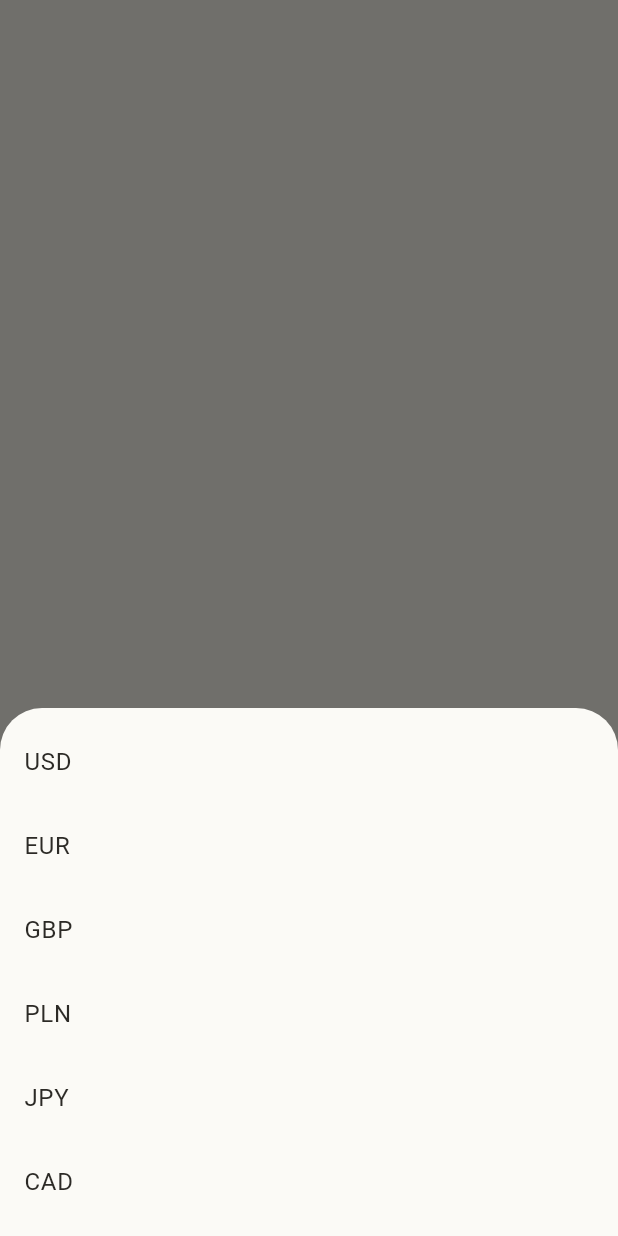
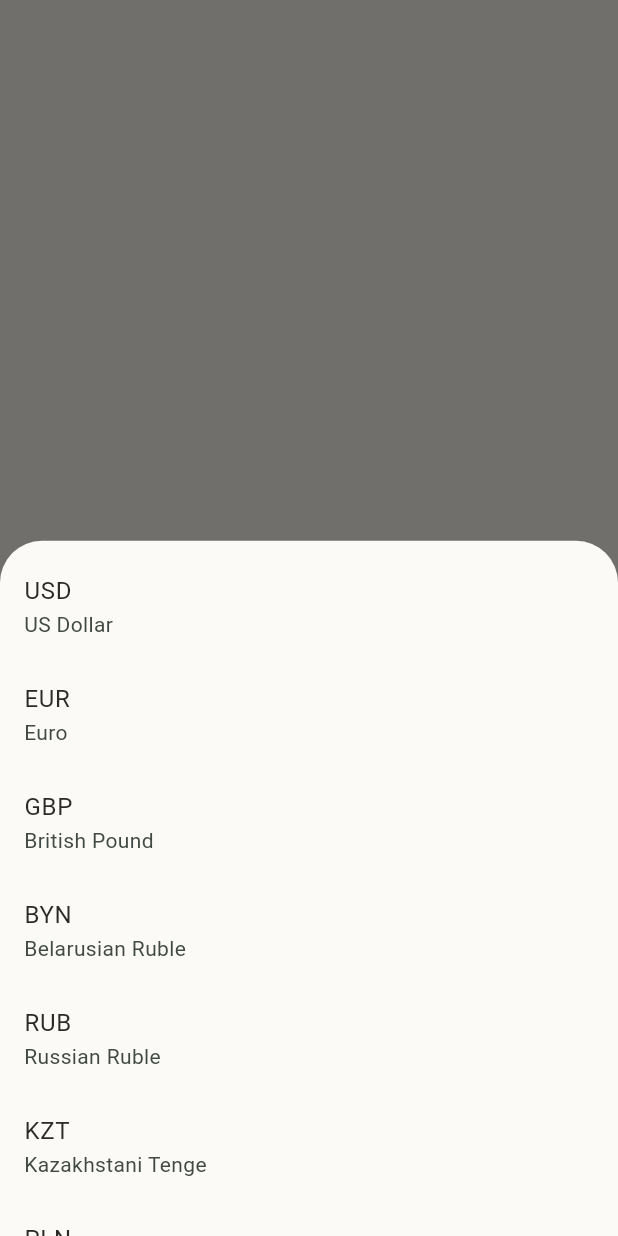
Before and after one commit to Pupp3t33r/LifeOS, a Flutter app: what pickCurrency() shows on an empty page, opened directly with empty values, on a phone screen of 412 x 824 dp. Run offline on Flutter 3.47's test engine with Material 3 defaults, Android fonts, the phone set to English and light mode, and no system bars; our stand-ins replace dio, drift, drift_flutter, flutter_riverpod, flutter_secure_storage, go_router and 1 more; missing offline and left inert: oidc, oidc_default_store; accounts and stored records are empty; generated files the repository leaves out were written again; Roboto replaces fonts that are missing (Spline Sans); statements that could not run were skipped.

Commit message:
feat(wallet): currency pool (BYN/RUB/KZT) + stable Home cockpit header
Centralize the three duplicated currency lists (onboarding, add-entry,
recurring) into one shared pool and add Belarusian Ruble, Russian Ruble,
and Kazakhstani Tenge — names in the pickers, Br/₽/₸ symbols in formatting.
Structured so a future "curate my currencies" preference has one hook.

Restructure the period header into a right-anchored nav cluster: the title
fills the left; the ‹ › chevrons and the status/Current pill sit in a
fixed-width right slot, so the chevrons no longer shift with the month name
and the pill's right edge lines up with the cards below.

Co-Authored-By: Claude Opus 4.8 (1M context) <noreply@anthropic.com>

```diff
--- /dev/null
+++ b/apps/wallet/lib/features/money/domain/currencies.dart
@@ -0,0 +1,21 @@
+/// The currency pool offered in pickers (onboarding, add-entry, recurring). Hardcoded
+/// for now; a future preference will let the user curate which currencies they see
+/// (ADR-0013/0015). Codes are ISO 4217.
+const List<String> kCurrencyPool = [
+  'USD', 'EUR', 'GBP', 'BYN', 'RUB', 'KZT', 'PLN', 'JPY', 'CAD',
+];
+
+/// English display names for the pool — used where no localized label exists (the
+/// recurring/add-entry pickers) and as the onboarding fallback for currencies without
+/// a dedicated l10n string.
+const Map<String, String> kCurrencyNames = {
+  'USD': 'US Dollar',
+  'EUR': 'Euro',
+  'GBP': 'British Pound',
+  'BYN': 'Belarusian Ruble',
+  'RUB': 'Russian Ruble',
+  'KZT': 'Kazakhstani Tenge',
+  'PLN': 'Polish Zloty',
+  'JPY': 'Japanese Yen',
+  'CAD': 'Canadian Dollar',
+};
--- a/apps/wallet/lib/features/money/ui/add_entry/add_entry_sheet.dart
+++ b/apps/wallet/lib/features/money/ui/add_entry/add_entry_sheet.dart
@@ -6,9 +6,10 @@ import '../../application/categories_providers.dart';
 import '../../application/preferences_providers.dart';
 import '../../data/outbox/record_flow.dart';
 import '../../domain/category.dart';
+import '../../domain/currencies.dart';
 
-/// Currency codes offered in the entry sheet (mirrors onboarding's set).
-const List<String> _currencies = ['USD', 'EUR', 'GBP', 'PLN', 'JPY', 'CAD'];
+/// Currency codes offered in the entry sheet (the shared pool).
+const List<String> _currencies = kCurrencyPool;
 
 /// Opens the add-entry surface: a bottom sheet on phones, a centred dialog on wide
 /// screens. The sheet records an ad-hoc expense or income as a flow on the active
--- a/apps/wallet/lib/features/money/ui/onboarding/onboarding_screen.dart
+++ b/apps/wallet/lib/features/money/ui/onboarding/onboarding_screen.dart
@@ -5,15 +5,17 @@ import '../../../../app/theme/calm_tokens.dart';
 import '../../../../l10n/app_localizations.dart';
 import '../../../../shared/widgets/wordmark.dart';
 import '../../../security/application/security_providers.dart';
+import '../../domain/currencies.dart';
 import 'onboarding_controller.dart';
 import 'onboarding_state.dart';
 
 /// Currency codes offered at onboarding. The chosen one opens the first account
-/// and defaults the display currency (ADR-0013). Display labels are localized —
-/// see [_currencyLabel].
-const List<String> _currencyCodes = ['USD', 'EUR', 'GBP', 'PLN', 'JPY', 'CAD'];
+/// and defaults the display currency (ADR-0013). The shared pool; display labels are
+/// localized where a string exists, otherwise the shared English name — see [_currencyLabel].
+const List<String> _currencyCodes = kCurrencyPool;
 
-/// The localized `name — code` label for a currency code.
+/// The `name — code` label for a currency code — localized for the original set,
+/// else the shared English name (e.g. "Belarusian Ruble — BYN").
 String _currencyLabel(AppLocalizations l10n, String code) => switch (code) {
       'USD' => l10n.currencyUsd,
       'EUR' => l10n.currencyEur,
@@ -21,7 +23,7 @@ String _currencyLabel(AppLocalizations l10n, String code) => switch (code) {
       'PLN' => l10n.currencyPln,
       'JPY' => l10n.currencyJpy,
       'CAD' => l10n.currencyCad,
-      _ => code,
+      _ => '${kCurrencyNames[code] ?? code} — $code',
     };
 
 /// First-run onboarding — "Set up your first month" (Money ADR-0013). Collects
--- a/apps/wallet/lib/features/money/ui/recurring/recurring_shared.dart
+++ b/apps/wallet/lib/features/money/ui/recurring/recurring_shared.dart
@@ -1,9 +1,7 @@
 import 'package:flutter/material.dart';
 import '../../../../app/theme/calm_tokens.dart';
 import '../../domain/category.dart';
-
-/// Currency codes offered in the recurring sheets (mirrors the add-entry set).
-const List<String> kRecurringCurrencies = ['USD', 'EUR', 'GBP', 'PLN', 'JPY', 'CAD'];
+import '../../domain/currencies.dart';
 
 /// Sentinel returned by [pickCategory] to mean "clear the category" (vs a null
 /// result, which means the picker was dismissed).
@@ -11,6 +9,7 @@ const Category kNoCategory = Category(id: '', name: 'None', isSystem: false);
 
 const Map<String, String> _symbols = {
   'USD': '\$', 'CAD': '\$', 'EUR': '€', 'GBP': '£', 'JPY': '¥',
+  'RUB': '₽', 'KZT': '₸', 'BYN': 'Br',
 };
 
 /// Display magnitude of [amount] in [currency] (no sign). Display-only until the
@@ -116,9 +115,10 @@ Future<String?> pickCurrency(BuildContext context, {required String selected}) {
         shrinkWrap: true,
         padding: const EdgeInsets.symmetric(vertical: 8),
         children: [
-          for (final code in kRecurringCurrencies)
+          for (final code in kCurrencyPool)
             ListTile(
               title: Text(code),
+              subtitle: kCurrencyNames[code] == null ? null : Text(kCurrencyNames[code]!),
               trailing: code == selected ? const Icon(Icons.check) : null,
               onTap: () => Navigator.of(context).pop(code),
             ),
```
Also changed, not shown: apps/wallet/lib/features/money/ui/month_overview/month_overview_screen.dart (+16 -7 lines).
